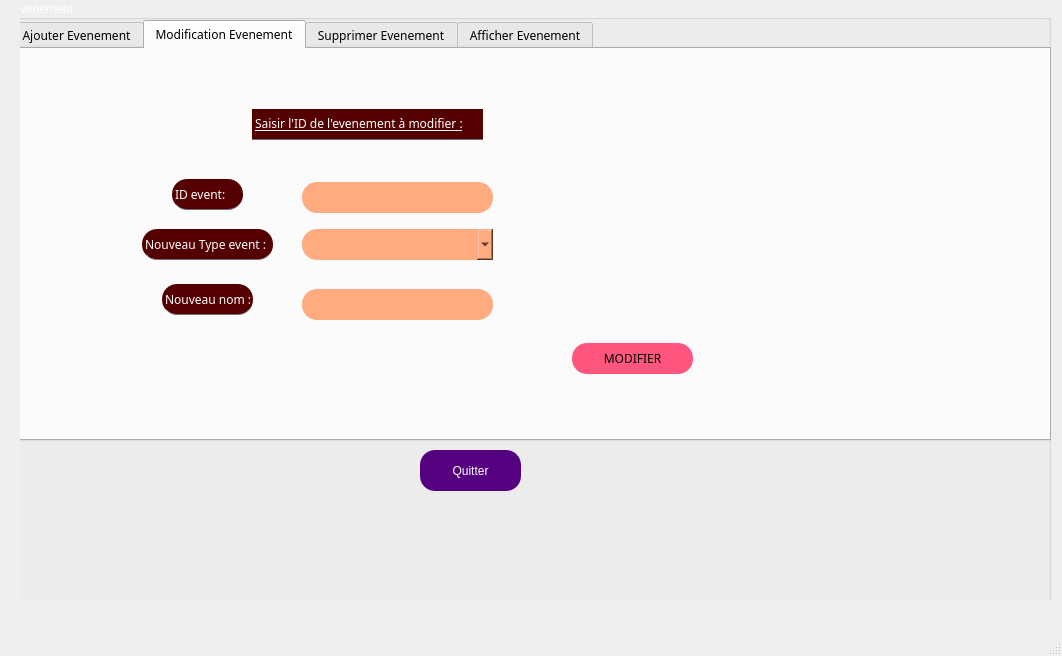
Before: the Qt Designer form Marketing/mainwindow.ui in semahkadri/Smart_Cinema-Application-Desktop-, drawn with Qt 5.
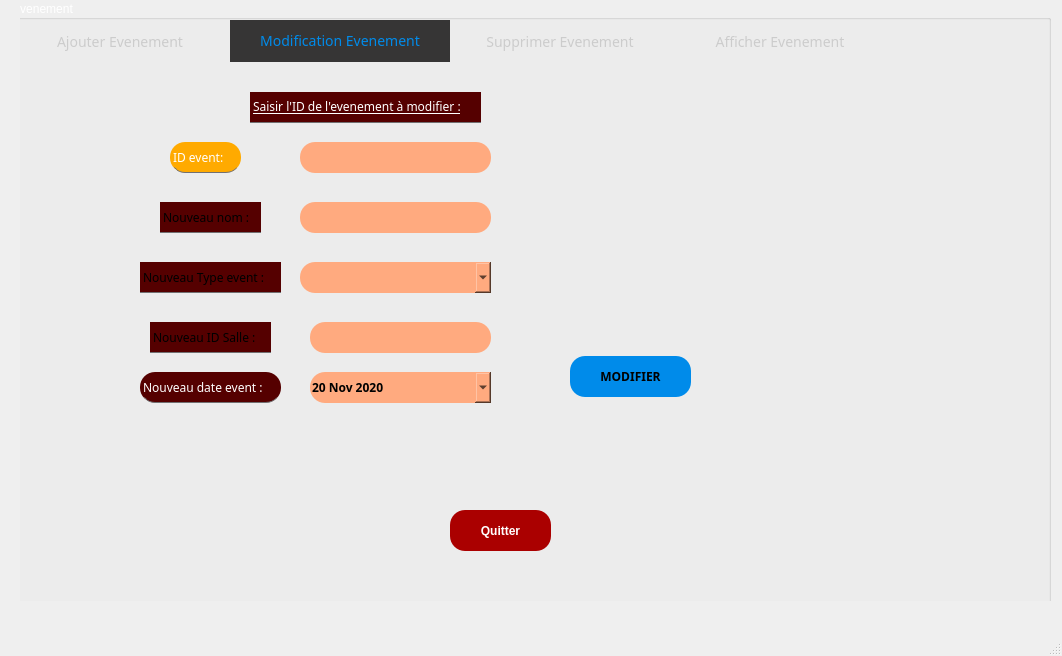
After: the same form once the commit is applied. The open tabs and pages were chosen to show the change. Icons and pictures are not drawn.

Patch:
```diff
--- a/Marketing/mainwindow.ui
+++ b/Marketing/mainwindow.ui
@@ -1227,7 +1227,7 @@
 font-size:12px;}
 QPushButton
 {
-background:#ff557f;
+background:#008BEA;
 border-radius:60px;
 }
 
@@ -1276,7 +1276,13 @@
 
 QWiget
 {color :white;
-}</string>
+}
+
+QTabWidget{background:transparent} QTabWidget::pane{border: 1px;border-color:red;background-color: transparent;} 
+QTabBar::tab {background-color: transparent;color: #ccc;width: 220px;height:42px;font-size:14px} 
+QTabBar::tab:hover{background-color:#ddd; color: white;}
+QTabBar::tab:selected{background-color: #363535; color: #008BEA;}
+/*QWidget{background:transparent}*/</string>
        </property>
        <property name="currentIndex">
         <number>0</number>
@@ -1551,7 +1557,7 @@
          <property name="geometry">
           <rect>
            <x>160</x>
-           <y>130</y>
+           <y>80</y>
            <width>71</width>
            <height>31</height>
           </rect>
@@ -1564,7 +1570,8 @@
          </property>
          <property name="styleSheet">
           <string notr="true">color:white;
-border-radius:15px;</string>
+border-radius:15px;
+background:#ffaa00;</string>
          </property>
          <property name="text">
           <string>ID event:</string>
@@ -1574,7 +1581,7 @@
          <property name="geometry">
           <rect>
            <x>240</x>
-           <y>60</y>
+           <y>30</y>
            <width>231</width>
            <height>31</height>
           </rect>
@@ -1610,9 +1617,17 @@
            <x>560</x>
            <y>294</y>
            <width>121</width>
-           <height>31</height>
+           <height>41</height>
           </rect>
          </property>
+         <property name="font">
+          <font>
+           <family>century gothic</family>
+           <pointsize>-1</pointsize>
+           <weight>75</weight>
+           <bold>true</bold>
+          </font>
+         </property>
          <property name="text">
           <string>MODIFIER</string>
          </property>
@@ -1621,7 +1636,7 @@
          <property name="geometry">
           <rect>
            <x>290</x>
-           <y>133</y>
+           <y>80</y>
            <width>191</width>
            <height>31</height>
           </rect>
@@ -1646,14 +1661,31 @@
          <property name="geometry">
           <rect>
            <x>130</x>
-           <y>180</y>
-           <width>131</width>
+           <y>200</y>
+           <width>141</width>
            <height>31</height>
           </rect>
          </property>
          <property name="styleSheet">
           <string notr="true">color:white;
-border-radius:15px;</string>
+border-radius:15px;
+QLineEdit
+{
+background:#ffaa7f;
+border-radius:60px;
+}
+
+QLineEdit
+{
+color:black;
+border-radius:15px;
+}
+QLineEdit:hover
+{
+color:white;
+border-radius:15px;
+background:#ff5500;
+}</string>
          </property>
          <property name="text">
           <string>Nouveau Type event :</string>
@@ -1663,14 +1695,31 @@
          <property name="geometry">
           <rect>
            <x>150</x>
-           <y>235</y>
-           <width>91</width>
+           <y>140</y>
+           <width>101</width>
            <height>31</height>
           </rect>
          </property>
          <property name="styleSheet">
           <string notr="true">color:white;
-border-radius:15px;</string>
+border-radius:15px;
+QLineEdit
+{
+background:#ffaa7f;
+border-radius:60px;
+}
+
+QLineEdit
+{
+color:black;
+border-radius:15px;
+}
+QLineEdit:hover
+{
+color:white;
+border-radius:15px;
+background:#ff5500;
+}</string>
          </property>
          <property name="text">
           <string>Nouveau nom :</string>
@@ -1680,7 +1729,7 @@
          <property name="geometry">
           <rect>
            <x>290</x>
-           <y>240</y>
+           <y>140</y>
            <width>191</width>
            <height>31</height>
           </rect>
@@ -1705,7 +1754,7 @@
          <property name="geometry">
           <rect>
            <x>290</x>
-           <y>180</y>
+           <y>200</y>
            <width>191</width>
            <height>31</height>
           </rect>
@@ -1737,6 +1786,131 @@
 }</string>
          </property>
         </widget>
+        <widget class="QLabel" name="label_id_event_3">
+         <property name="geometry">
+          <rect>
+           <x>140</x>
+           <y>260</y>
+           <width>121</width>
+           <height>31</height>
+          </rect>
+         </property>
+         <property name="styleSheet">
+          <string notr="true">color:white;
+border-radius:15px;
+QLineEdit
+{
+background:#ffaa7f;
+border-radius:60px;
+}
+
+QLineEdit
+{
+color:black;
+border-radius:15px;
+}
+QLineEdit:hover
+{
+color:white;
+border-radius:15px;
+background:#ff5500;
+}</string>
+         </property>
+         <property name="text">
+          <string>Nouveau ID Salle :</string>
+         </property>
+        </widget>
+        <widget class="QLabel" name="label_date_event_2">
+         <property name="geometry">
+          <rect>
+           <x>130</x>
+           <y>310</y>
+           <width>141</width>
+           <height>31</height>
+          </rect>
+         </property>
+         <property name="styleSheet">
+          <string notr="true">color:white;
+border-radius:15px;</string>
+         </property>
+         <property name="text">
+          <string>Nouveau date event :</string>
+         </property>
+        </widget>
+        <widget class="QLineEdit" name="lineEdit_nouv_idsalle">
+         <property name="geometry">
+          <rect>
+           <x>300</x>
+           <y>260</y>
+           <width>181</width>
+           <height>31</height>
+          </rect>
+         </property>
+         <property name="font">
+          <font>
+           <family>century gothic</family>
+           <pointsize>-1</pointsize>
+           <weight>75</weight>
+           <bold>true</bold>
+          </font>
+         </property>
+         <property name="styleSheet">
+          <string notr="true">border-radius:15px;
+</string>
+         </property>
+         <property name="maxLength">
+          <number>8</number>
+         </property>
+         <property name="alignment">
+          <set>Qt::AlignCenter</set>
+         </property>
+        </widget>
+        <widget class="QDateEdit" name="dateEdit_4">
+         <property name="geometry">
+          <rect>
+           <x>300</x>
+           <y>310</y>
+           <width>181</width>
+           <height>31</height>
+          </rect>
+         </property>
+         <property name="font">
+          <font>
+           <family>century gothic</family>
+           <pointsize>-1</pointsize>
+           <weight>75</weight>
+           <bold>true</bold>
+          </font>
+         </property>
+         <property name="styleSheet">
+          <string notr="true">QDateEdit
+{
+background:#ffaa7f;
+border-radius:60px;
+}
+
+QDateEdit{
+color:black;
+border-radius:15px;
+}
+QDateEdit:hover
+{
+color:black;
+border-radius:15px;
+background:#ff5500;
+}</string>
+         </property>
+         <property name="calendarPopup">
+          <bool>true</bool>
+         </property>
+         <property name="date">
+          <date>
+           <year>2020</year>
+           <month>11</month>
+           <day>20</day>
+          </date>
+         </property>
+        </widget>
        </widget>
        <widget class="QWidget" name="Supprimer_2">
         <attribute name="title">
@@ -2016,19 +2190,22 @@
       <widget class="QPushButton" name="pushButton_2">
        <property name="geometry">
         <rect>
-         <x>410</x>
-         <y>450</y>
+         <x>440</x>
+         <y>510</y>
          <width>101</width>
          <height>41</height>
         </rect>
        </property>
+       <property name="font">
+        <font>
+         <weight>75</weight>
+         <bold>true</bold>
+        </font>
+       </property>
        <property name="styleSheet">
         <string notr="true">QPushButton
-{
-background:#55007f;
-border-radius:60px;
-}
-
+{background:#aa0000;
+border-radius:15px;}
 QPushButton
 {
 color:white;
@@ -2038,10 +2215,8 @@
 {
 color:white;
 border-radius:15px;
-background:#000000;
-}
-
-</string>
+background:#ffaa00;
+}</string>
        </property>
        <property name="text">
         <string>Quitter</string>
```
Left out of the diff: 218 changed lines with no effect on the pictures.
